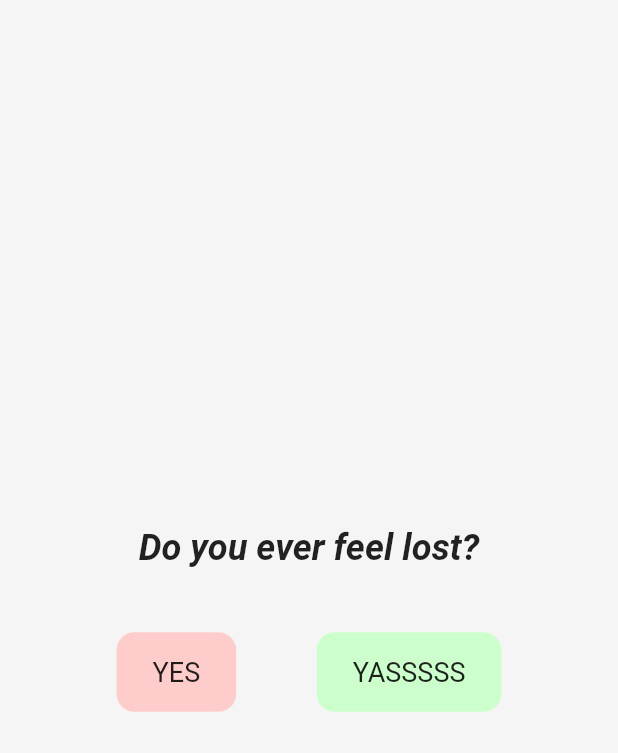
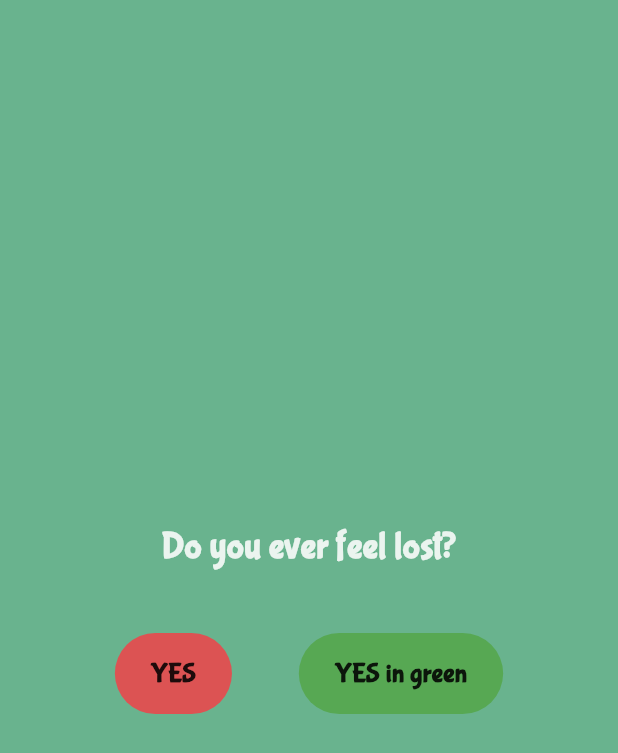
Before and after one commit to tiaL-ops/AppleMatch, a Flutter app: the QuestionScreen screen opened by its route, on a phone screen of 412 x 824 dp. Shown: the top 753 px of the screen. Run offline on Flutter 3.47's test engine with Material 3 defaults, Android fonts, the light colour scheme and no system bars; our stand-ins replace flutter_local_notifications, flutter_svg, geolocator, google_maps_flutter, permission_handler; project files that could hold a hidden picture were left out.

Commit message:
Small edit for public ready

```diff
--- a/lib/features/home/home_screen.dart
+++ b/lib/features/home/home_screen.dart
@@ -1,5 +1,3 @@
-// lib/features/home/home_screen.dart
-
 import 'package:flutter/material.dart';
 import 'package:flutter_svg/flutter_svg.dart';
 
@@ -11,8 +9,8 @@ class HomeScreen extends StatefulWidget {
 }
 
 class _HomeScreenState extends State<HomeScreen> with SingleTickerProviderStateMixin {
-  late AnimationController _animationController;
-  late Animation<double> _scaleAnimation;
+  late final AnimationController _animationController;
+  late final Animation<double> _scaleAnimation;
 
   @override
   void initState() {
@@ -22,7 +20,7 @@ class _HomeScreenState extends State<HomeScreen> with SingleTickerProviderStateM
       duration: const Duration(milliseconds: 1500),
     )..repeat(reverse: true);
 
-    _scaleAnimation = Tween<double>(begin: 1.0, end: 1.15).animate(
+    _scaleAnimation = Tween<double>(begin: 1.0, end: 1.1).animate(
       CurvedAnimation(parent: _animationController, curve: Curves.easeInOut),
     );
   }
@@ -35,35 +33,46 @@ class _HomeScreenState extends State<HomeScreen> with SingleTickerProviderStateM
 
   @override
   Widget build(BuildContext context) {
-    final theme = Theme.of(context);
     return Scaffold(
-      body: Center(
+      backgroundColor: const Color.fromARGB(255, 40, 124, 82), // Nude green minimalist
+      body: SafeArea(
+        child: Center(
           child: Column(
             mainAxisAlignment: MainAxisAlignment.center,
             children: [
               Text(
-              "Find the genius within you",
-              style: theme.textTheme.displayMedium,
+                'Find the genius within you',
                 textAlign: TextAlign.center,
+                style: const TextStyle(
+                  fontFamily: 'BubblegumSans',
+                  fontSize: 28,
+                  fontWeight: FontWeight.w600,
+                  color: Color.fromARGB(221, 231, 223, 223),
                 ),
-            const SizedBox(height: 100),
+              ),
+              const SizedBox(height: 0),
               GestureDetector(
-  onTap: () {
-    Navigator.of(context).pushNamed('/questions');
-  },
+                onTap: () => Navigator.of(context).pushNamed('/questions'),
                 child: ScaleTransition(
                   scale: _scaleAnimation,
-    child: Image.asset(
-      'assets/images/daddy_apple.png',
-      width: 200, // adjust size if needed
-      height: 260,
+                  child: Container(
+                    decoration: BoxDecoration(
+                      borderRadius: BorderRadius.circular(12),
+                    ),
+                    child: ClipRRect(
+                      borderRadius: BorderRadius.circular(0),
+                      child: SvgPicture.asset(
+                        'assets/icons/apple.svg',
+                        width: 420,
+                        height: 460,
                         fit: BoxFit.cover,
                       ),
                     ),
                   ),
-
-
+                ),
+              ),
             ],
+          ),
         ),
       ),
     );
--- a/lib/features/question/question_screen.dart
+++ b/lib/features/question/question_screen.dart
@@ -1,4 +1,5 @@
 import 'package:flutter/material.dart';
+import 'package:flutter_svg/svg.dart';
 
 class QuestionScreen extends StatefulWidget {
   const QuestionScreen({Key? key}) : super(key: key);
@@ -17,9 +18,9 @@ class _QuestionScreenState extends State<QuestionScreen> {
   }
 
   void _nextPage() {
-    if (_controller.hasClients && _controller.page! < 5) {
+    if (_controller.hasClients && (_controller.page ?? 0) < 5) {
       _controller.nextPage(
-        duration: const Duration(milliseconds: 600),
+        duration: const Duration(milliseconds: 500),
         curve: Curves.easeInOut,
       );
     }
@@ -27,90 +28,56 @@ class _QuestionScreenState extends State<QuestionScreen> {
 
   @override
   Widget build(BuildContext context) {
-    final theme = Theme.of(context);
-
     return Scaffold(
+      backgroundColor: const Color.fromARGB(255, 105, 179, 142),
       body: SafeArea(
         child: PageView(
           controller: _controller,
           physics: const NeverScrollableScrollPhysics(),
           children: [
-            // ─────────────────── 1 ───────────────────
-            _buildQuestion(
-              theme,
-              'Do you ever feel lost?',
-              _nextPage,
-            ),
-
-            // ─────────────────── 2 ───────────────────
-            _buildQuestion(
-              theme,
-              'Do you ever feel dumb?',
-              _nextPage,
-            ),
-
-            // ─────────────────── 3 ───────────────────
-            _buildQuestion(
-              theme,
-              'Do you ever feel pointless?',
-              _nextPage,
-            ),
-
-            // ─────────────────── 4 ───────────────────
-            // just a tappable “DON’T WORRY”
-
-            // ─────────────────── 5 ───────────────────
-            // Daddy Apple slide
-            _buildCenteredTap(
-              theme,
-              null, // we’ll build custom child below
-              _nextPage,
+            _buildQuestion('Do you ever feel lost?'),
+            _buildQuestion('Do you ever feel dumb?'),
+            _buildQuestion('Do you ever feel pointless?'),
+            _buildPrompt('DON\'T WORRY'),
+            _buildCentered(
               child: Column(
                 mainAxisSize: MainAxisSize.min,
                 children: [
                   Text(
-                    "DON'T WORRY",
-                    style: theme.textTheme.displayMedium,
-                    textAlign: TextAlign.center,
-                  ),
-                  const SizedBox(height: 24),
-                  Image.asset(
-                    'assets/images/daddy_apple.png',
-                    height: 200,
-                  ),
-                  const SizedBox(height: 24),
-                  Text(
                     'Daddy Apple is here to help',
-                    style: theme.textTheme.titleLarge?.copyWith(
-                      fontFamily: 'EuphoriaScript',
-                      fontStyle: FontStyle.italic,
+                    style: const TextStyle(
+                      fontFamily: 'BubblegumSans',
+                      fontSize: 26,
+                      fontWeight: FontWeight.w600,
+                      color: Color.fromARGB(221, 255, 255, 255),
                     ),
                     textAlign: TextAlign.center,
                   ),
+                  const SizedBox(height: 20),
+
+                  SvgPicture.asset('assets/icons/apple.svg', height: 120),
                 ],
               ),
             ),
-
-            // ─────────────────── 6 ───────────────────
-            // Final slide with SAVE ME FATHER
             Center(
               child: Padding(
-                padding: const EdgeInsets.symmetric(horizontal: 24),
+                padding: const EdgeInsets.symmetric(horizontal: 40),
                 child: ElevatedButton(
-                  onPressed: () {
-                    Navigator.of(context)
-                        .pushReplacementNamed('/map');
-                  },
+                  onPressed: () => Navigator.of(context).pushReplacementNamed('/map'),
                   style: ElevatedButton.styleFrom(
-                    foregroundColor: Colors.black87, backgroundColor: const Color(0xFFCCFFCC),
+                    foregroundColor: const Color.fromARGB(221, 21, 20, 20), backgroundColor: Colors.white,
                     elevation: 0,
-                    padding: const EdgeInsets.symmetric(
-                        horizontal: 24, vertical: 16),
-                    textStyle: const TextStyle(fontSize: 18),
-                    shape: RoundedRectangleBorder(
-                        borderRadius: BorderRadius.circular(12)),
+                    padding: const EdgeInsets.symmetric(vertical: 16),
+                    shape: const StadiumBorder(),
                   ),
-                  child: const Text('SAVE ME FATHER'),
+                  child: const Text(
+                    'SAVE ME FATHER',
+                    style: TextStyle(
+                      fontFamily: 'BubblegumSans',
+                      fontSize: 20,
+                      fontWeight: FontWeight.bold,
+                    ),
+                  ),
                 ),
               ),
             ),
@@ -120,29 +87,29 @@ class _QuestionScreenState extends State<QuestionScreen> {
     );
   }
 
-  Widget _buildQuestion(
-      ThemeData theme, String text, VoidCallback onNext) {
-    return Center(
+  Widget _buildQuestion(String question) {
+    return _buildCentered(
       child: Padding(
-        padding: const EdgeInsets.symmetric(horizontal: 24),
+        padding: const EdgeInsets.symmetric(horizontal: 32),
         child: Column(
           mainAxisAlignment: MainAxisAlignment.center,
           children: [
             Text(
-              text,
-              style: theme.textTheme.headlineSmall?.copyWith(
-                fontFamily: ' EuphoriaScript',
-                fontStyle: FontStyle.italic,
+              question,
+              textAlign: TextAlign.center,
+              style: const TextStyle(
+                fontFamily: 'BubblegumSans',
+                fontSize: 24,
+                fontWeight: FontWeight.w600,
+                color: Color.fromARGB(221, 255, 254, 254),
               ),
-              textAlign: TextAlign.center,
             ),
             const SizedBox(height: 40),
             Row(
               mainAxisAlignment: MainAxisAlignment.spaceEvenly,
               children: [
-                _buildButton('YES', onNext, const Color(0xFFFFCCCC)),
-                _buildButton(
-                    'YASSSSS', onNext, const Color(0xFFCCFFCC)),
+                _buildActionButton('YES', const Color.fromARGB(255, 220, 83, 83), Colors.black87),
+                _buildActionButton('YES in green', const Color.fromARGB(255, 87, 168, 83), Colors.black87),
               ],
             ),
           ],
@@ -151,40 +118,43 @@ class _QuestionScreenState extends State<QuestionScreen> {
     );
   }
 
-  Widget _buildCenteredTap(
-    ThemeData theme,
-    String? text,
-    VoidCallback onTap, {
-    Widget? child,
-  }) {
-    return GestureDetector(
-      onTap: onTap,
-      behavior: HitTestBehavior.opaque,
-      child: Center(
-        child: child ??
-            Text(
-              text!,
-              style: theme.textTheme.displayMedium,
-              textAlign: TextAlign.center,
-            ),
+  Widget _buildPrompt(String text) {
+    return _buildCentered(
+      child: Text(
+        text,
+        style: const TextStyle(
+          fontFamily: 'BubblegumSans',
+          fontSize: 28,
+          fontWeight: FontWeight.w700,
+          color: Color.fromARGB(221, 255, 254, 254),
+        ),
       ),
     );
   }
 
-  Widget _buildButton(
-      String label, VoidCallback onTap, Color background) {
+  Widget _buildActionButton(String label, Color bg, Color fg) {
     return ElevatedButton(
-      onPressed: onTap,
+      onPressed: _nextPage,
       style: ElevatedButton.styleFrom(
-        foregroundColor: Colors.black87, backgroundColor: background,
+        foregroundColor: fg, backgroundColor: bg,
         elevation: 0,
-        padding:
-            const EdgeInsets.symmetric(horizontal: 24, vertical: 16),
-        textStyle: const TextStyle(fontSize: 18),
-        shape: RoundedRectangleBorder(
-            borderRadius: BorderRadius.circular(12)),
+        padding: const EdgeInsets.symmetric(horizontal: 24, vertical: 14),
+        shape: const StadiumBorder(),
       ),
-      child: Text(label),
+      child: Text(
+        label,
+        style: const TextStyle(
+          fontFamily: 'BubblegumSans',
+          fontSize: 18,
+          fontWeight: FontWeight.bold,
+        ),
+      ),
     );
   }
+
+  Widget _buildCentered({required Widget child}) => GestureDetector(
+        onTap: _nextPage,
+        behavior: HitTestBehavior.opaque,
+        child: Center(child: child),
+      );
 }
```
Also changed, not shown: assets/icons/apple.svg (added), assets/images/daddy_apple.png, 2 other files. Lines whose indentation alone changed are shown as unchanged.
